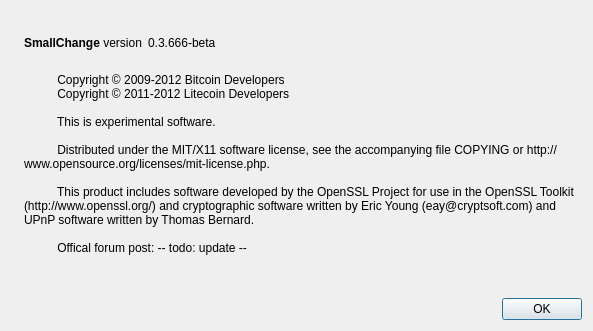
Qt form src/qt/forms/aboutdialog.ui (givingcoin/GivingCoin) before a commit.
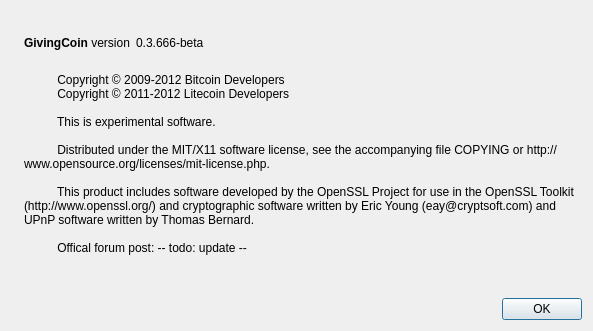
The same form after that commit. Icons and pictures are not drawn.

```diff
--- a/src/qt/forms/aboutdialog.ui
+++ b/src/qt/forms/aboutdialog.ui
@@ -50,7 +50,7 @@
           <cursorShape>IBeamCursor</cursorShape>
          </property>
          <property name="text">
-          <string>&lt;b&gt;SmallChange&lt;/b&gt; version</string>
+          <string>&lt;b&gt;GivingCoin&lt;/b&gt; version</string>
          </property>
          <property name="textInteractionFlags">
           <set>Qt::LinksAccessibleByMouse|Qt::TextSelectableByKeyboard|Qt::TextSelectableByMouse</set>
```
Left out of the diff: 2 changed lines with no effect on the pictures.
